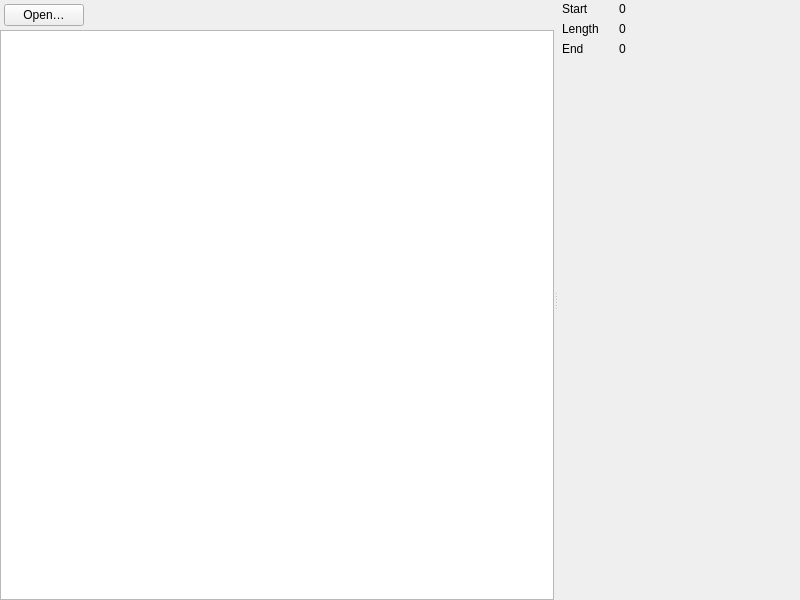
Old version of the form TtfBrowser/FmMain.ui in the repository Mercury13/unicodia.
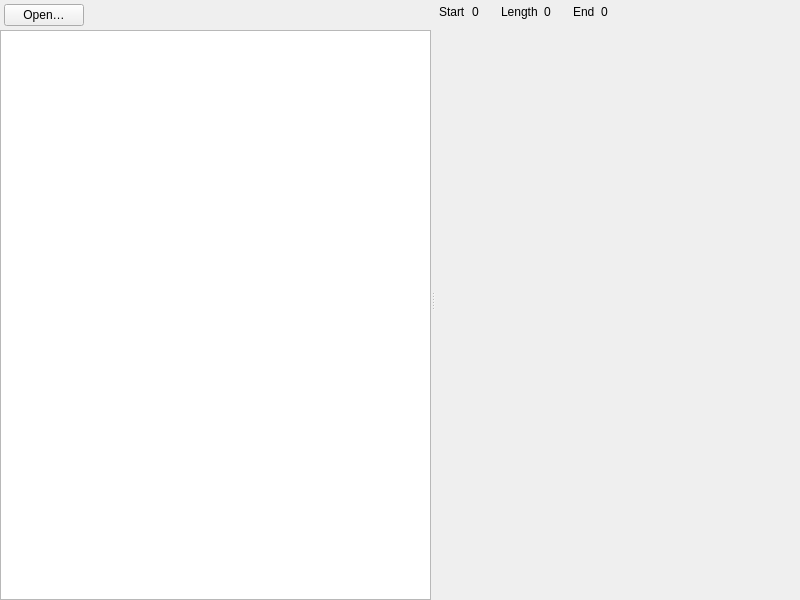
New version of the form. Custom widgets are drawn as their Qt base class.

```diff
--- a/TtfBrowser/FmMain.ui
+++ b/TtfBrowser/FmMain.ui
@@ -121,9 +121,9 @@
             <verstretch>0</verstretch>
            </sizepolicy>
           </property>
-          <layout class="QHBoxLayout" name="horizontalLayout_3">
+          <layout class="QHBoxLayout" name="horizontalLayout_3" stretch="0,0,0,0,0,0,0,0,1">
            <property name="spacing">
-            <number>20</number>
+            <number>6</number>
            </property>
            <property name="sizeConstraint">
             <enum>QLayout::SizeConstraint::SetNoConstraint</enum>
@@ -141,53 +141,72 @@
             <number>2</number>
            </property>
            <item>
-            <layout class="QFormLayout" name="formLayout">
-             <property name="verticalSpacing">
-              <number>6</number>
-             </property>
-             <item row="0" column="0">
               <widget class="QLabel" name="lbStartName">
                <property name="text">
                 <string>Start</string>
                </property>
               </widget>
              </item>
-             <item row="0" column="1">
+           <item>
               <widget class="QLabel" name="lbStartValue">
                <property name="text">
                 <string>0</string>
                </property>
               </widget>
              </item>
-             <item row="1" column="0">
+           <item>
+            <spacer name="horizontalSpacer_3">
+             <property name="orientation">
+              <enum>Qt::Orientation::Horizontal</enum>
+             </property>
+             <property name="sizeHint" stdset="0">
+              <size>
+               <width>16</width>
+               <height>6</height>
+              </size>
+             </property>
+            </spacer>
+           </item>
+           <item>
               <widget class="QLabel" name="lbLenName">
                <property name="text">
                 <string>Length</string>
                </property>
               </widget>
              </item>
-             <item row="1" column="1">
+           <item>
               <widget class="QLabel" name="lbLenValue">
                <property name="text">
                 <string>0</string>
                </property>
               </widget>
              </item>
-             <item row="2" column="0">
+           <item>
+            <spacer name="horizontalSpacer_4">
+             <property name="orientation">
+              <enum>Qt::Orientation::Horizontal</enum>
+             </property>
+             <property name="sizeHint" stdset="0">
+              <size>
+               <width>16</width>
+               <height>6</height>
+              </size>
+             </property>
+            </spacer>
+           </item>
+           <item>
               <widget class="QLabel" name="lbEndName">
                <property name="text">
                 <string>End</string>
                </property>
               </widget>
              </item>
-             <item row="2" column="1">
+           <item>
               <widget class="QLabel" name="lbEndValue">
                <property name="text">
                 <string>0</string>
                </property>
               </widget>
-             </item>
-            </layout>
            </item>
            <item>
             <spacer name="horizontalSpacer_2">
```
Lines whose indentation alone changed are shown as unchanged.
